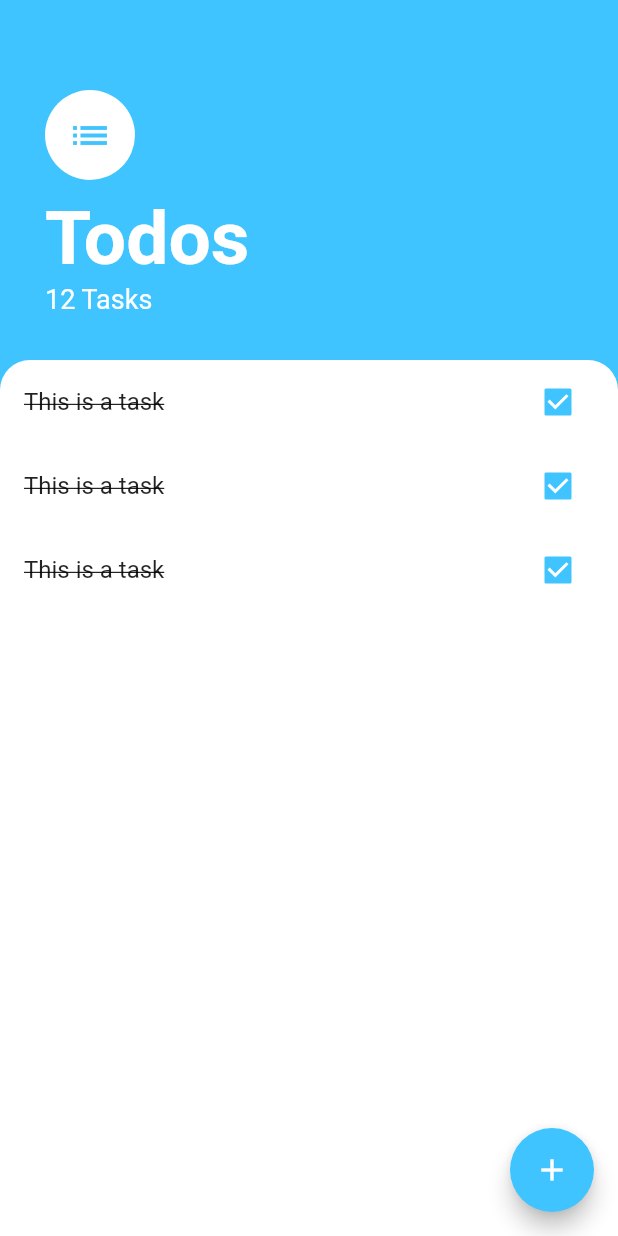
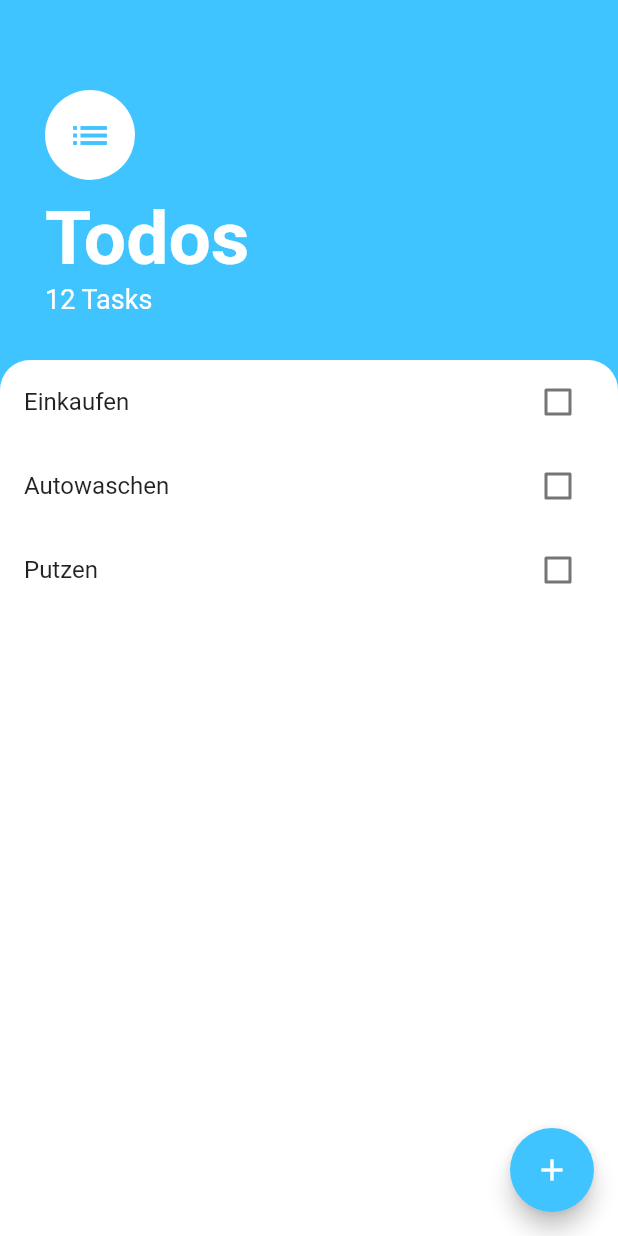
Before and after one commit to agoe/agos_flutter_todo, a Flutter app: the screen it shows after launch, on a phone screen of 412 x 824 dp. Run offline on Flutter 3.47's test engine with Material 2 defaults, Android fonts, the phone set to English and light mode, and no system bars.

Commit message:
step2 use Task model

```diff
--- a/lib/widgets/task_list_tile.dart
+++ b/lib/widgets/task_list_tile.dart
@@ -1,38 +1,31 @@
 import 'package:flutter/material.dart';
 
-class TaskListTile extends StatefulWidget {
-  bool isChecked = false;
+class TaskListTile extends StatelessWidget {
+  final String taskTitle;
+  final bool taskSelected;
+  final Function(bool) onPressedCallBack;
 
-  @override
-  _TaskListTileState createState() => _TaskListTileState();
-}
-
-class _TaskListTileState extends State<TaskListTile> {
-  bool taskSelected = true;
-
-  void setTaskSelected(bool newValue) {
-    setState(() {
-      taskSelected = newValue;
-    });
-  }
+  const TaskListTile(
+      {this.taskTitle, this.taskSelected, this.onPressedCallBack});
 
   @override
   Widget build(BuildContext context) {
     return ListTile(
-      title: Text('This is a task',
+      title: Text(taskTitle,
           style: TextStyle(
             decoration:
                 taskSelected ? TextDecoration.lineThrough : TextDecoration.none,
           )),
-      trailing: TaskCheckBox(
-        taskSelected: taskSelected,
-        onCheckBoxToggled: setTaskSelected,
+      trailing: Checkbox(
+        value: taskSelected,
+        activeColor: Colors.lightBlueAccent,
+        onChanged: onPressedCallBack,
       ),
     );
   }
 }
 
-class TaskCheckBox extends StatelessWidget {
+/*class TaskCheckBox extends StatelessWidget {
   final bool taskSelected;
 
   final Function(bool newValue) onCheckBoxToggled;
@@ -49,4 +42,4 @@ class TaskCheckBox extends StatelessWidget {
       },
     );
   }
-}
+}*/
--- a/lib/widgets/task_list_view.dart
+++ b/lib/widgets/task_list_view.dart
@@ -4,14 +4,11 @@ import 'package:flutter/material.dart';
 import 'task_list_tile.dart';
 
 class TaskListView extends StatefulWidget {
-
   @override
   _TaskListViewState createState() => _TaskListViewState();
-
 }
 
 class _TaskListViewState extends State<TaskListView> {
-
   List<Task> tasks = [
     Task(name: 'Einkaufen'),
     Task(name: 'Autowaschen'),
@@ -20,12 +17,22 @@ class _TaskListViewState extends State<TaskListView> {
 
   @override
   Widget build(BuildContext context) {
-    return ListView(
-      children: <Widget>[
-        TaskListTile(),
-        TaskListTile(),
-        TaskListTile(),
-      ],
-    );
+    print("num tasks" + tasks.length.toString());
+    return ListView.builder(
+        itemCount: tasks.length,
+        itemBuilder: (context, index) {
+
+          Function onPressedCallBack = (bool newValue) {
+            setState(() {
+              tasks[index].isDone = !tasks[index].isDone;
+            });
+          };
+
+          return TaskListTile(
+            taskTitle: tasks[index].name,
+            taskSelected: tasks[index].isDone,
+            onPressedCallBack: onPressedCallBack,
+          );
+        });
   }
 }
```
